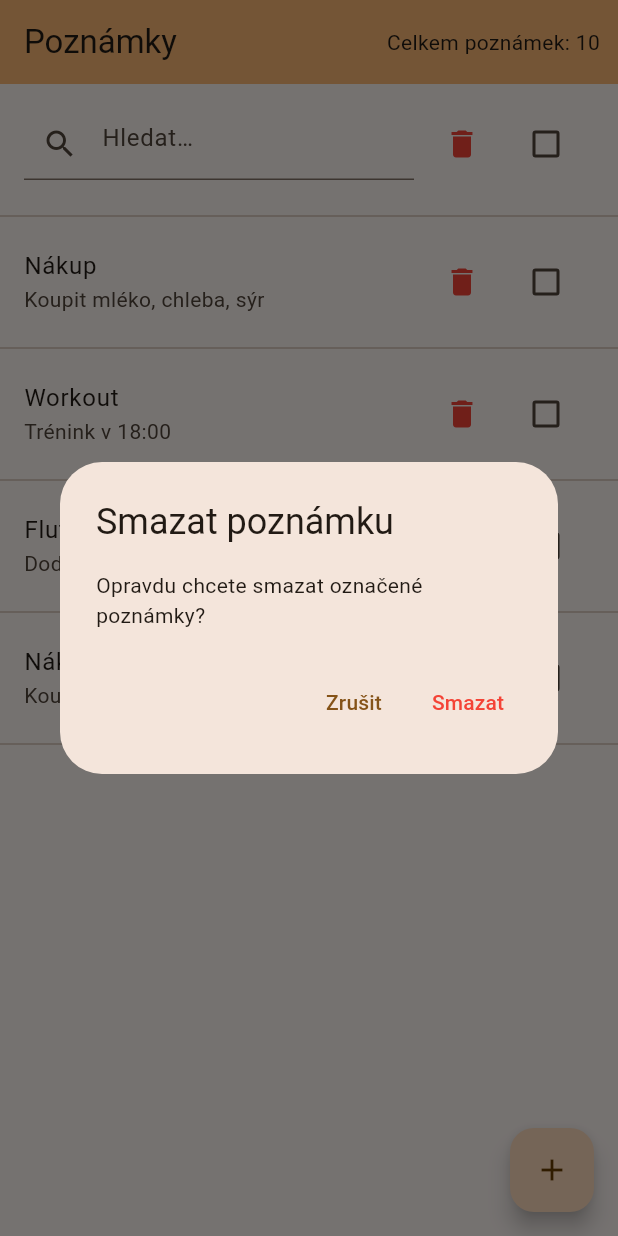
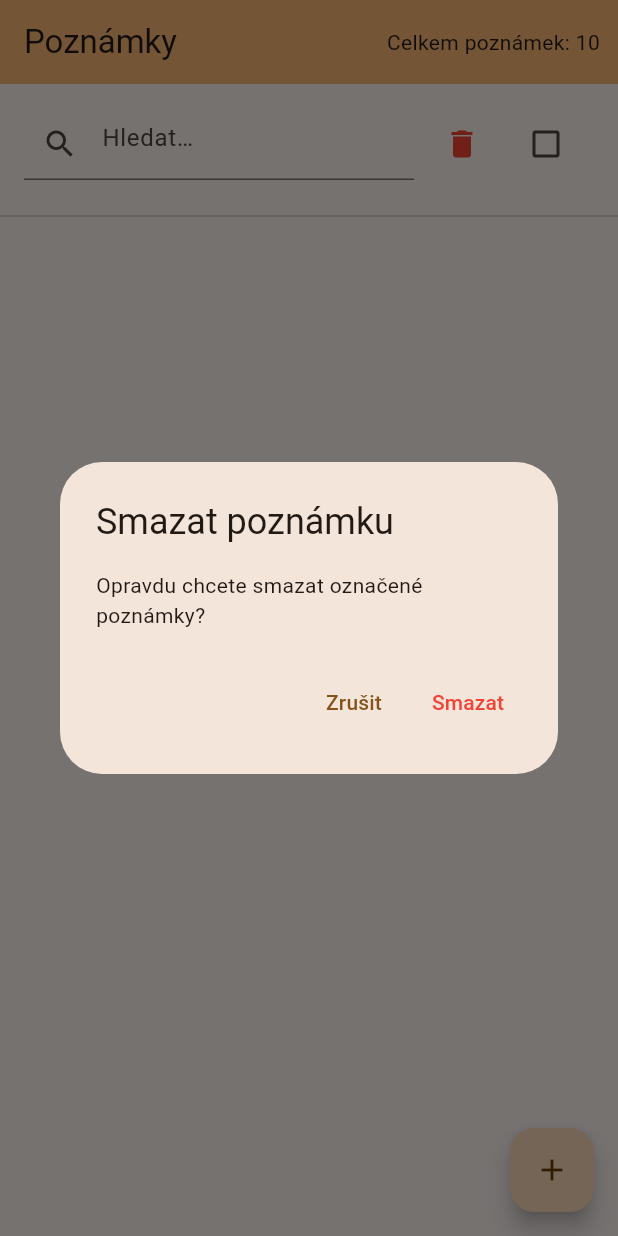
Before and after one commit to F3lda/Notes, a Flutter app: the screen it shows after launch, after a tap on the "delete" icon, on a phone screen of 412 x 824 dp. Run offline on Flutter 3.47's test engine with Material 3 defaults, Android fonts, the light colour scheme and no system bars; our stand-ins replace hive_flutter; accounts and stored records are empty.

Commit message:
Hive usage test in notes_page

```diff
--- a/lib/main.dart
+++ b/lib/main.dart
@@ -1,14 +1,30 @@
 import 'package:flutter/material.dart';
 import 'package:hive_flutter/hive_flutter.dart';
+import 'package:notes/change_notifiers/notes_change_notifier.dart';
+import 'package:notes/models/note.dart';
 import 'package:notes/screens/notes_page.dart';
+import 'package:notes/services/note_service.dart';
+import 'package:provider/provider.dart';
 
 
 Future<void> main() async {
   WidgetsFlutterBinding.ensureInitialized();
 
+  // Initialize Hive
   await Hive.initFlutter();
 
-  runApp(const NotesApp());
+  // Register the User adapter
+  Hive.registerAdapter(NoteAdapter());
+
+  const notesHiveBox = 'notes';
+  await Hive.openBox<Note>(notesHiveBox);
+
+  runApp(MultiProvider(
+    providers: [
+      ChangeNotifierProvider<NoteChangeNotifier>(create: (context) => NoteChangeNotifier(NoteService(Hive.box<Note>(notesHiveBox)))),
+    ],
+    child: const NotesApp(),
+  ));
 }
 
 class NotesApp extends StatelessWidget {
--- a/lib/screens/notes_page.dart
+++ b/lib/screens/notes_page.dart
@@ -1,6 +1,8 @@
 import 'package:flutter/material.dart';
+import 'package:notes/change_notifiers/notes_change_notifier.dart';
 import 'package:notes/dialogs/note_dialog.dart';
 import 'package:notes/models/note.dart';
+import 'package:provider/provider.dart';
 
 
 
@@ -40,6 +42,9 @@ class _NotesPageState extends State<NotesPage> {
 
   @override
   Widget build(BuildContext context) {
+    final controller = context.watch<NoteChangeNotifier>();
+    final notes = controller.notes;
+
     return Scaffold(
       appBar: AppBar(
         title: const Text("Poznámky"),
@@ -61,7 +66,7 @@ class _NotesPageState extends State<NotesPage> {
               children: [
                 Expanded(
                   child: TextField(
-                    onChanged: search,
+                    onChanged: controller.search,
                     decoration: const InputDecoration(
                       hintText: "Hledat…",
                       prefixIcon: Icon(Icons.search),
@@ -112,9 +117,9 @@ class _NotesPageState extends State<NotesPage> {
           const Divider(),
           Expanded(
             child: ListView.builder(
-              itemCount: filteredNotes.length,
+              itemCount: notes.length,
               itemBuilder: (_, i) {
-                final note = filteredNotes[i];
+                final note = notes[i];
                 return Column(
                   children: <Widget>[
                     ListTile(
@@ -196,6 +201,7 @@ class _NotesPageState extends State<NotesPage> {
             context: context,
             builder: (context) => NoteDialog(
               onSave: (title, content) async {
+                controller.add(Note(title: "Ahoj", content: "Test"));
                 ScaffoldMessenger.of(context).showSnackBar(
                   SnackBar(content: Text("Added: $title")),
                 );
--- a/pubspec.yaml
+++ b/pubspec.yaml
@@ -37,6 +37,7 @@ dependencies:
   cupertino_icons: ^1.0.8
   hive_flutter: ^1.1.0
   build_runner: ^2.4.13
+  provider: ^6.1.5+1
 
 dev_dependencies:
   flutter_test:
```
Also changed, not shown: pubspec.lock.
